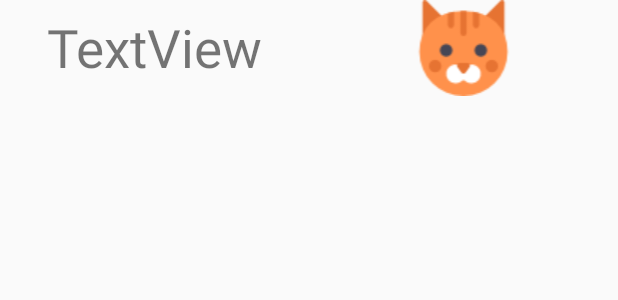
After one commit to CiaShangLin/AdoptionAnimal, an Android app: the layout dogcatsp_layout.xml on its own in the app's theme, with its tools: preview values and no code run, on a phone screen of 412 x 824 dp. The commit adds this screen. Shown: the top 300 px of the screen. Run offline under Robolectric (Android 15) with nearby library versions, the phone set to English and light mode, and no system bars; network calls fail.

Commit message:
dogcatSp Adapter 新增

```diff
--- a/app/src/main/java/fcu/shang/adoptionanimal/Animal.java
+++ b/app/src/main/java/fcu/shang/adoptionanimal/Animal/Animal.java
@@ -1,4 +1,4 @@
-package fcu.shang.adoptionanimal;
+package fcu.shang.adoptionanimal.Animal;
 
 import android.graphics.Bitmap;
 
--- a/app/src/main/java/fcu/shang/adoptionanimal/AnimalInfo.java
+++ b/app/src/main/java/fcu/shang/adoptionanimal/Animal/AnimalInfo.java
@@ -1,7 +1,6 @@
-package fcu.shang.adoptionanimal;
+package fcu.shang.adoptionanimal.Animal;
 
 import android.content.Context;
-import android.graphics.Bitmap;
 import android.os.Bundle;
 import android.os.Handler;
 import android.os.Message;
@@ -11,7 +10,6 @@ import com.android.volley.RequestQueue;
 import com.android.volley.Response;
 import com.android.volley.VolleyError;
 import com.android.volley.toolbox.ImageLoader;
-import com.android.volley.toolbox.ImageRequest;
 import com.android.volley.toolbox.NetworkImageView;
 import com.android.volley.toolbox.StringRequest;
 import com.android.volley.toolbox.Volley;
@@ -21,6 +19,8 @@ import com.google.gson.reflect.TypeToken;
 import java.lang.reflect.Type;
 import java.util.ArrayList;
 import java.util.List;
+
+import fcu.shang.adoptionanimal.MainActivity;
 
 /**
  * Created by SERS on 2017/7/13.
--- a/app/src/main/java/fcu/shang/adoptionanimal/BitmapCache.java
+++ b/app/src/main/java/fcu/shang/adoptionanimal/Animal/BitmapCache.java
@@ -1,4 +1,4 @@
-package fcu.shang.adoptionanimal;
+package fcu.shang.adoptionanimal.Animal;
 
 import android.graphics.Bitmap;
 import android.support.v4.util.LruCache;
--- a/app/src/main/java/fcu/shang/adoptionanimal/MyListAdapter.java
+++ b/app/src/main/java/fcu/shang/adoptionanimal/MyListAdapter.java
@@ -2,7 +2,6 @@ package fcu.shang.adoptionanimal;
 
 import android.content.Context;
 import android.support.v7.widget.RecyclerView;
-import android.text.Layout;
 import android.view.LayoutInflater;
 import android.view.View;
 import android.view.ViewGroup;
@@ -10,6 +9,8 @@ import android.widget.ImageView;
 import android.widget.LinearLayout;
 import android.widget.TextView;
 import java.util.ArrayList;
+
+import fcu.shang.adoptionanimal.Animal.Animal;
 
 /**
  * Created by SERS on 2017/7/17.
--- a/app/src/main/java/fcu/shang/adoptionanimal/MyPictureAdapter.java
+++ b/app/src/main/java/fcu/shang/adoptionanimal/MyPictureAdapter.java
@@ -1,17 +1,17 @@
 package fcu.shang.adoptionanimal;
 
-import android.content.Context;
 import android.support.v7.widget.RecyclerView;
 import android.view.LayoutInflater;
 import android.view.View;
 import android.view.ViewGroup;
 import android.widget.TextView;
 
-import com.android.volley.RequestQueue;
-import com.android.volley.toolbox.ImageLoader;
 import com.android.volley.toolbox.NetworkImageView;
 
 import java.util.ArrayList;
+
+import fcu.shang.adoptionanimal.Animal.Animal;
+import fcu.shang.adoptionanimal.Animal.AnimalInfo;
 
 /**
  * Created by SERS on 2017/7/14.
--- a/app/src/main/res/layout/content_main.xml
+++ b/app/src/main/res/layout/content_main.xml
@@ -20,13 +20,13 @@
             android:id="@+id/adoptionSp"
             android:layout_width="match_parent"
             android:layout_height="wrap_content"
-            android:layout_weight="3" />
+            android:layout_weight="4" />
 
         <Spinner
             android:id="@+id/dogcatSp"
             android:layout_width="match_parent"
             android:layout_height="wrap_content"
-            android:layout_weight="7" />
+            android:layout_weight="6" />
 
     </LinearLayout>
 
--- /dev/null
+++ b/app/src/main/res/layout/dogcatsp_layout.xml
@@ -0,0 +1,23 @@
+<?xml version="1.0" encoding="utf-8"?>
+<LinearLayout xmlns:android="http://schemas.android.com/apk/res/android"
+    xmlns:app="http://schemas.android.com/apk/res-auto"
+    android:id="@+id/dogcatSplayout"
+    android:layout_width="match_parent"
+    android:layout_height="wrap_content">
+
+    <TextView
+        android:id="@+id/dogcatTv"
+        android:layout_width="64dp"
+        android:layout_height="64dp"
+        android:layout_weight="1"
+        android:gravity="center"
+        android:text="TextView"
+        android:textSize="35sp" />
+
+    <ImageView
+        android:id="@+id/dogcatImg"
+        android:layout_width="64dp"
+        android:layout_height="64dp"
+        android:layout_weight="1"
+        app:srcCompat="@drawable/cat" />
+</LinearLayout>
```
Also changed, not shown: app/src/main/java/fcu/shang/adoptionanimal/MainActivity.java (+32 -2 lines), app/src/main/java/fcu/shang/adoptionanimal/MydogcatSpAdapter.java (added, +71 -0 lines), app/src/main/res/drawable/all.png (added).
